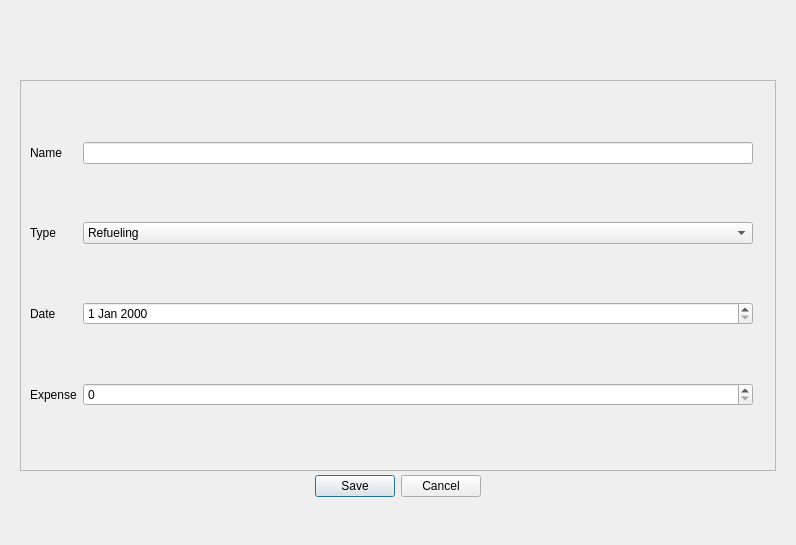
The window that newexpenseform.ui (baldir0/QT-CarAssistant) describes before a commit, drawn with Qt 5.
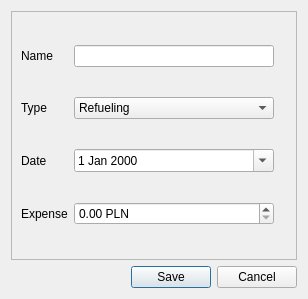
The same window after the commit.

Diff of the .ui file:
```diff
--- a/newexpenseform.ui
+++ b/newexpenseform.ui
@@ -6,38 +6,16 @@
    <rect>
     <x>0</x>
     <y>0</y>
-    <width>796</width>
-    <height>545</height>
+    <width>308</width>
+    <height>299</height>
    </rect>
   </property>
   <property name="windowTitle">
    <string>Dialog</string>
   </property>
-  <widget class="QDialogButtonBox" name="buttonBox">
-   <property name="geometry">
-    <rect>
-     <x>140</x>
-     <y>470</y>
-     <width>341</width>
-     <height>32</height>
-    </rect>
-   </property>
-   <property name="orientation">
-    <enum>Qt::Horizontal</enum>
-   </property>
-   <property name="standardButtons">
-    <set>QDialogButtonBox::Cancel|QDialogButtonBox::Save</set>
-   </property>
-  </widget>
+  <layout class="QVBoxLayout" name="verticalLayout">
+   <item>
   <widget class="QFrame" name="CALCULATOR_FIELDS_CONTAINER">
-   <property name="geometry">
-    <rect>
-     <x>20</x>
-     <y>80</y>
-     <width>756</width>
-     <height>391</height>
-    </rect>
-   </property>
    <property name="frameShape">
     <enum>QFrame::StyledPanel</enum>
    </property>
@@ -112,13 +90,39 @@
      </widget>
     </item>
     <item row="3" column="2">
-     <widget class="QDateEdit" name="dateEdit"/>
+       <widget class="QDateEdit" name="dateEdit">
+        <property name="calendarPopup">
+         <bool>true</bool>
+        </property>
+       </widget>
     </item>
     <item row="4" column="2">
-     <widget class="QSpinBox" name="spinBox"/>
+       <widget class="QDoubleSpinBox" name="Price">
+        <property name="wrapping">
+         <bool>false</bool>
+        </property>
+        <property name="suffix">
+         <string> PLN</string>
+        </property>
+        <property name="maximum">
+         <double>1000000000000000013287555072.000000000000000</double>
+        </property>
+       </widget>
     </item>
    </layout>
   </widget>
+   </item>
+   <item>
+    <widget class="QDialogButtonBox" name="buttonBox">
+     <property name="orientation">
+      <enum>Qt::Horizontal</enum>
+     </property>
+     <property name="standardButtons">
+      <set>QDialogButtonBox::Cancel|QDialogButtonBox::Save</set>
+     </property>
+    </widget>
+   </item>
+  </layout>
  </widget>
  <resources/>
  <connections>
```
Lines whose indentation alone changed are shown as unchanged.
